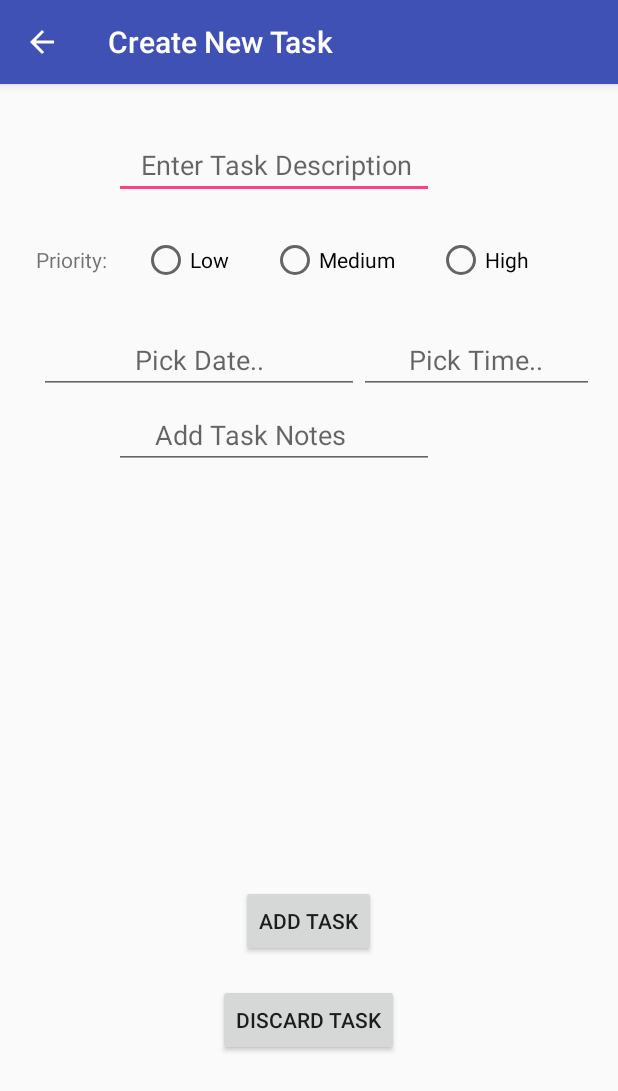
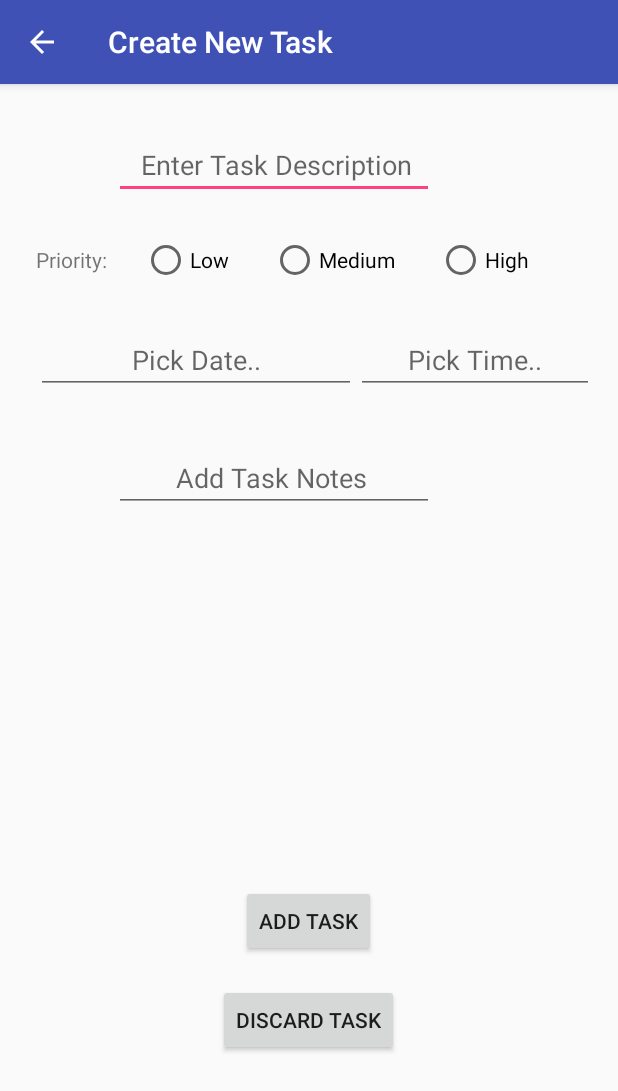
Before and after one commit to DFaiz/ToDoListEx2, an Android app: the ListNodeActivity screen opened directly, with no data from a screen before it, on a phone screen of 412 x 824 dp. Shown: the top 1091 px of the screen. Run offline under Robolectric (Android 15) with nearby library versions, the phone set to English and light mode, and no system bars.

Commit message:
Adding task
Added date & time.

```diff
--- a/app/src/main/java/il/ac/shenkar/david/todolistex2/Task.java
+++ b/app/src/main/java/il/ac/shenkar/david/todolistex2/Task.java
@@ -17,10 +17,10 @@ public class Task implements Serializable {
     private String description;
     private String task_notes;
     private Boolean completed = false;
-    private Boolean hasLocation = false;
+    private Date dueDate;
     private Boolean hasDate = false;
     private MapCords location;
-    private Date dueDate;
+    private Boolean hasLocation = false;
     private Priority task_priority;
     private Boolean toDelete = false;
 
--- a/app/src/main/java/il/ac/shenkar/david/todolistex2/TaskItemAdapter.java
+++ b/app/src/main/java/il/ac/shenkar/david/todolistex2/TaskItemAdapter.java
@@ -23,6 +23,7 @@ public class TaskItemAdapter extends BaseAdapter {
     private Context context;
     private LayoutInflater inflater;
     private View.OnClickListener myClickListener;
+    private DBManager dbM;
 
     public TaskItemAdapter(Context context, List<Task> list) {
         this.itemList = list;
--- a/app/src/main/java/il/ac/shenkar/david/todolistex2/TimePickerFragment.java
+++ b/app/src/main/java/il/ac/shenkar/david/todolistex2/TimePickerFragment.java
@@ -31,8 +31,7 @@ public class TimePickerFragment extends DialogFragment implements TimePickerDial
     @Override
     public void onTimeSet(TimePicker view, int hourOfDay, int minute) {
         // Do something with the time chosen by the user
-        //EditText time= (EditText)getActivity().findViewById(R.id.taskTimeEdit);
-        EditText time=null;
+        EditText time= (EditText)getActivity().findViewById(R.id.taskTimeEdit);
         time.setText(hourOfDay+":"+minute);
     }
 }
--- a/app/src/main/res/layout/content_list_node.xml
+++ b/app/src/main/res/layout/content_list_node.xml
@@ -97,7 +97,7 @@
         android:layout_width="match_parent"
         android:layout_height="wrap_content"
         android:layout_marginTop="145dp"
-        android:layout_marginLeft="10dp"
+        android:layout_marginLeft="8dp"
         android:id="@+id/linearLayout6">
 
         <EditText
@@ -119,28 +119,17 @@
             android:ems="10"
             android:layout_weight="1"
             android:gravity="center_horizontal"
-
-            android:hint="Pick Time.." >
-        </EditText>
+            android:hint="Pick Time.."
+        />
     </LinearLayout>
 
     <LinearLayout
         android:layout_width="match_parent"
         android:layout_height="wrap_content"
-        android:layout_marginTop="195dp"
+        android:layout_marginTop="200dp"
         android:layout_marginLeft="60dp"
+        android:orientation="vertical"
         android:id="@+id/linearLayout5">
-
-        <EditText
-            android:layout_width="wrap_content"
-            android:layout_height="wrap_content"
-            android:inputType="textMultiLine"
-            android:ems="10"
-            android:id="@+id/newTaskNotes"
-            android:hint="     Add Task Notes"
-            android:maxLines="10"
-            android:layout_centerHorizontal="true" />
-
     </LinearLayout>
 
     <Button
@@ -163,4 +152,17 @@
         android:layout_centerHorizontal="true"
         android:layout_marginTop="66dp" />
 
+    <EditText
+        android:layout_width="wrap_content"
+        android:layout_height="wrap_content"
+        android:inputType="textMultiLine"
+        android:ems="10"
+        android:id="@+id/newTaskNotes"
+        android:hint="        Add Task Notes"
+        android:maxLines="10"
+        android:layout_alignTop="@+id/linearLayout5"
+        android:layout_alignLeft="@+id/linearLayout5"
+        android:layout_alignStart="@+id/linearLayout5"
+        android:layout_marginTop="24dp" />
+
 </RelativeLayout>
```
Also changed, not shown: app/src/main/java/il/ac/shenkar/david/todolistex2/ListNodeActivity.java (+19 -13 lines), 1 other file.
